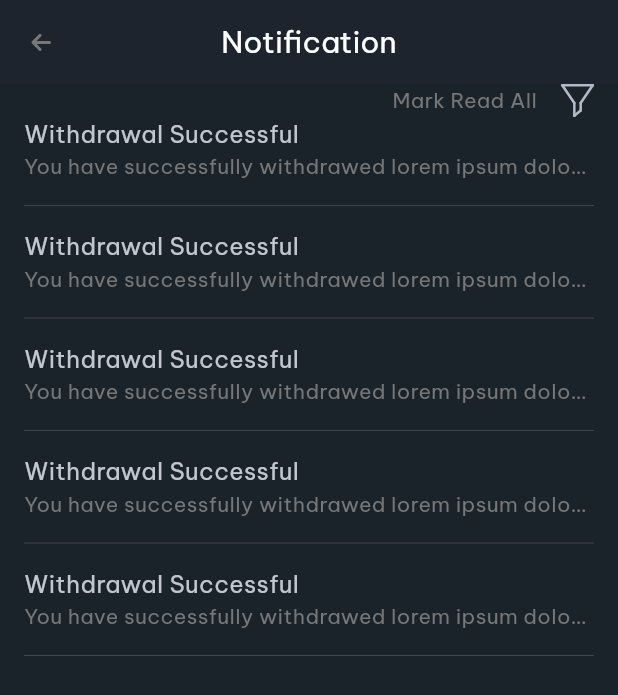
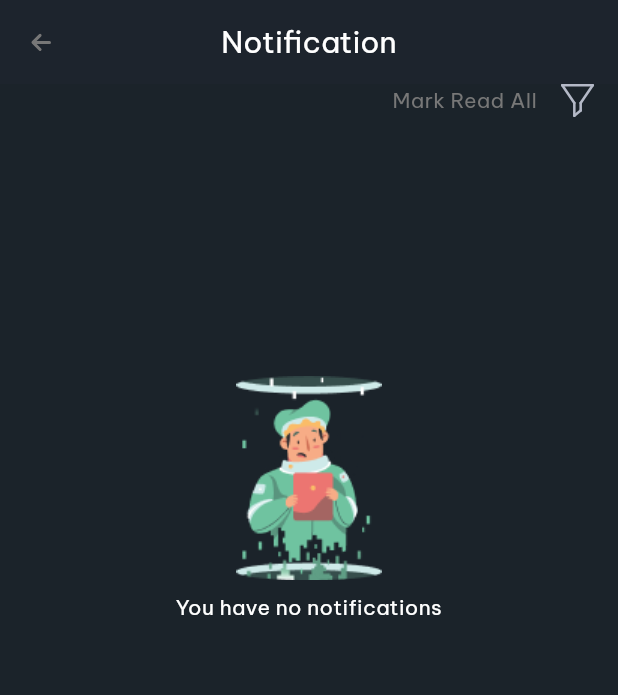
Before and after one commit to NjckEnder/TitansCrypto, a Flutter app: the NotificationView screen opened by its route, on a phone screen of 412 x 824 dp. Shown: the top 695 px of the screen. Run offline on Flutter 3.47's test engine with Material 2 defaults, Android fonts, the phone set to English and light mode, and no system bars; our stand-ins replace equatable, firebase_auth, firebase_core, firebase_storage, fl_chart, flutter_bloc and 4 more; accounts and stored records are empty.

Commit message:
done Notification UI and refactor

```diff
--- a/lib/app/presentation/home_page/home_view/home_view.dart
+++ b/lib/app/presentation/home_page/home_view/home_view.dart
@@ -1,8 +1,4 @@
-import 'package:flutter/material.dart';
-import 'package:titans_crypto/app/presentation/home_page/widgets/home_widgets.dart';
-import 'package:titans_crypto/app/widgets/app_widgets.dart';
-import 'package:titans_crypto/theme/config/theme_data.dart';
-import 'package:titans_crypto/theme/helper/helper.dart';
+part of home_page;
 
 class Homeview extends StatefulWidget {
   const Homeview({super.key});
--- a/lib/app/presentation/notification/notification.dart
+++ b/lib/app/presentation/notification/notification.dart
@@ -1,6 +1,7 @@
 import 'package:flutter/material.dart';
 import 'package:titans_crypto/app/widgets/app_widgets.dart';
 import 'package:titans_crypto/theme/config/theme_data.dart';
+import 'package:titans_crypto/theme/helper/helper.dart';
 
 class NotificationView extends StatelessWidget {
   static const String routeName = "/notificationView";
@@ -40,40 +41,52 @@ class NotificationView extends StatelessWidget {
                     )),
                 AppIcons.filter()
               ]),
-              AppSizeScale(
-                ratioHeight: 1,
-                child: ListView.builder(
-                    clipBehavior: Clip.none,
-                    physics: const NeverScrollableScrollPhysics(),
-                    itemCount: 5,
-                    itemBuilder: (context, index) {
-                      return Column(
-                        crossAxisAlignment: CrossAxisAlignment.start,
-                        children: [
-                          const AppText.bodyLarge(
-                            text: 'Withdrawal Successful',
-                            color: ThemeColors.textColor5,
-                            textAlign: TextAlign.start,
-                          ),
-                          const AppText.bodyMedium(
-                            text:
-                                'You have successfully withdrawed lorem ipsum dolor sit ',
-                            color: ThemeColors.textColor4,
-                            textAlign: TextAlign.start,
-                            maxLines: 1,
-                            overflow: TextOverflow.ellipsis,
-                          ),
-                          AppPadding(
-                            padding: const AppEdgeInsets.symmetric(vertical: AppGapSize.small),
-                            child: Divider(
-                              color: ThemeColors.textColor1.withOpacity(0.2),
-                              thickness: 0.5
-                            ),
-                          )
-                        ],
-                      );
-                    }),
+              Center(
+                child: Column(
+                  mainAxisAlignment: MainAxisAlignment.center,
+                  children: [
+                    SizedBox(height: MediaQuery.of(context).size.height*0.2,),
+                    AppPadding(
+                      padding: const AppEdgeInsets.symmetric(vertical: AppGapSize.small),
+                      child: Image.asset(AppImageAssets.notification)),
+                    const AppText.bodyMedium(text: 'You have no notifications', color: ThemeColors.textColor1,),
+                  ],
+                ),
               ),
+              // AppSizeScale(
+              //   ratioHeight: 1,
+              //   child: ListView.builder(
+              //       clipBehavior: Clip.none,
+              //       physics: const NeverScrollableScrollPhysics(),
+              //       itemCount: 5,
+              //       itemBuilder: (context, index) {
+              //         return Column(
+              //           crossAxisAlignment: CrossAxisAlignment.start,
+              //           children: [
+              //             const AppText.bodyLarge(
+              //               text: 'Withdrawal Successful',
+              //               color: ThemeColors.textColor5,
+              //               textAlign: TextAlign.start,
+              //             ),
+              //             const AppText.bodyMedium(
+              //               text:
+              //                   'You have successfully withdrawed lorem ipsum dolor sit ',
+              //               color: ThemeColors.textColor4,
+              //               textAlign: TextAlign.start,
+              //               maxLines: 1,
+              //               overflow: TextOverflow.ellipsis,
+              //             ),
+              //             AppPadding(
+              //               padding: const AppEdgeInsets.symmetric(vertical: AppGapSize.small),
+              //               child: Divider(
+              //                 color: ThemeColors.textColor1.withOpacity(0.2),
+              //                 thickness: 0.5
+              //               ),
+              //             )
+              //           ],
+              //         );
+              //       }),
+              // ),
             ],
           ),
         ),
--- a/lib/theme/helper/asset_helper.dart
+++ b/lib/theme/helper/asset_helper.dart
@@ -17,6 +17,8 @@ class AppImageAssets {
 
   static const credit = 'assets/images/credit.png';
   static const rocket = 'assets/images/rocket.png';
+
+  static const notification = 'assets/images/notification.png';
 }
 
 class AppIconsAssets {
```
Also changed, not shown: lib/app/presentation/home_page/activity_view/activity_view.dart (added, +15 -0 lines), lib/app/presentation/home_page/home_page.dart (+13 -13 lines), lib/app/presentation/home_page/markets_view/markets_view.dart (added, +18 -0 lines), lib/app/presentation/home_page/trades_view/trades_view.dart (added, +15 -0 lines), lib/app/presentation/home_page/wallets_view/wallets_view.dart (added, +15 -0 lines), lib/app/presentation/home_page/widgets/bottombar.dart (+2 -5 lines), lib/app/presentation/home_page/widgets/categories.dart (+14 -13 lines), lib/app/presentation/home_page/widgets/list_coin.dart (+7 -5 lines), lib/theme/config/theme_data.dart (+5 -5 lines), assets/images/notification.png (added).
